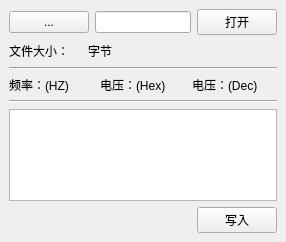
The window that mainwindow.ui (Cathgao/DTB_modifyer) describes before a commit, drawn with Qt 5.
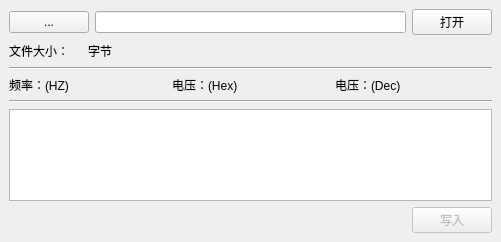
The same window after the commit.

```diff
--- a/mainwindow.ui
+++ b/mainwindow.ui
@@ -6,7 +6,7 @@
    <rect>
     <x>0</x>
     <y>0</y>
-    <width>286</width>
+    <width>501</width>
     <height>242</height>
    </rect>
   </property>
@@ -148,6 +148,9 @@
         </item>
         <item>
          <widget class="QPushButton" name="pushButton_write">
+          <property name="enabled">
+           <bool>false</bool>
+          </property>
           <property name="text">
            <string>写入</string>
           </property>
```
